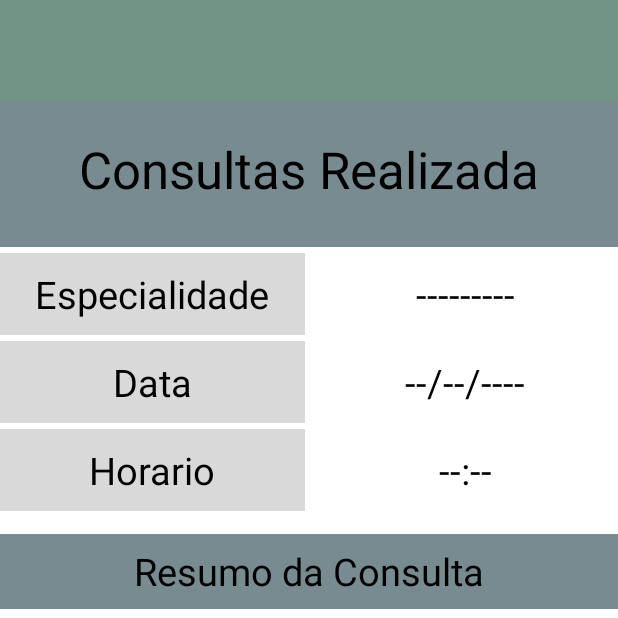
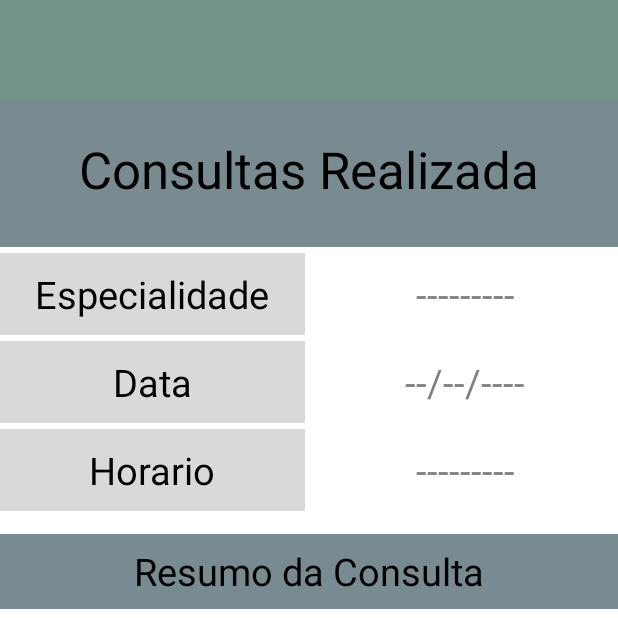
Before and after one commit to Guthox/Ye-Saude, an Android app: the TelaConsultasRealizadas screen opened directly, with no data from a screen before it, on a phone screen of 412 x 824 dp, the top half of it. Run offline under Robolectric (Android 15) with nearby library versions, the phone set to English and light mode, and no system bars.

Commit message:
BD Consultas e começado implementacao com Pagina de Consultas

```diff
--- a/app/src/main/AndroidManifest.xml
+++ b/app/src/main/AndroidManifest.xml
@@ -1,7 +1,7 @@
 <?xml version="1.0" encoding="utf-8"?>
 <manifest xmlns:android="http://schemas.android.com/apk/res/android"
     xmlns:tools="http://schemas.android.com/tools">
-
+    <uses-permission android:name="android.permission.READ_MEDIA_IMAGES" />
     <application
         android:allowBackup="true"
         android:dataExtractionRules="@xml/data_extraction_rules"
--- a/app/src/main/java/com/example/yesaude/BancoGlicose.java
+++ b/app/src/main/java/com/example/yesaude/BancoGlicose.java
@@ -9,7 +9,6 @@ import android.database.sqlite.SQLiteOpenHelper;
 import androidx.annotation.Nullable;
 
 public class BancoGlicose extends SQLiteOpenHelper {
-    // Exemplo de uso
 
     public static final String databaseName = "Glicoses.db";
 
--- a/app/src/main/java/com/example/yesaude/TelaConsultasRealizadas.java
+++ b/app/src/main/java/com/example/yesaude/TelaConsultasRealizadas.java
@@ -1,24 +1,100 @@
 package com.example.yesaude;
 
+import android.app.Activity;
+import android.content.Intent;
+import android.net.Uri;
 import android.os.Bundle;
+import android.view.View;
+import android.view.Window;
+import android.view.WindowManager;
+import android.widget.EditText;
+import android.widget.ImageView;
+import android.widget.TextView;
+import android.widget.Toast;
 
-import androidx.activity.EdgeToEdge;
+import androidx.activity.result.ActivityResultCallback;
+import androidx.activity.result.ActivityResultLauncher;
+import androidx.activity.result.contract.ActivityResultContracts;
 import androidx.appcompat.app.AppCompatActivity;
-import androidx.core.graphics.Insets;
-import androidx.core.view.ViewCompat;
-import androidx.core.view.WindowInsetsCompat;
 
 public class TelaConsultasRealizadas extends AppCompatActivity {
+
+    Uri imagem = null;
+    Activity atividade;
+    private ActivityResultLauncher<String> galleryLauncher;
 
     @Override
     protected void onCreate(Bundle savedInstanceState) {
         super.onCreate(savedInstanceState);
-        EdgeToEdge.enable(this);
         setContentView(R.layout.activity_tela_consultas_realizadas);
-        ViewCompat.setOnApplyWindowInsetsListener(findViewById(R.id.main), (v, insets) -> {
-            Insets systemBars = insets.getInsets(WindowInsetsCompat.Type.systemBars());
-            v.setPadding(systemBars.left, systemBars.top, systemBars.right, systemBars.bottom);
-            return insets;
+
+        atividade = this;
+
+        Window window = this.getWindow();
+        window.addFlags(WindowManager.LayoutParams.FLAG_DRAWS_SYSTEM_BAR_BACKGROUNDS);
+        window.clearFlags(WindowManager.LayoutParams.FLAG_TRANSLUCENT_STATUS);
+        window.setStatusBarColor(this.getResources().getColor(R.color.verdebom));
+
+
+        ImageView salvarFotoBtn = findViewById(R.id.btnSalvarFoto);
+
+        // Inicialize o launcher da galeria
+        galleryLauncher = registerForActivityResult(new ActivityResultContracts.GetContent(),
+                new ActivityResultCallback<Uri>() {
+                    @Override
+                    public void onActivityResult(Uri result) {
+                        if (result != null) {
+                            imagem = result;
+                            Toast toast = Toast.makeText(atividade, "Imagem selecionada", Toast.LENGTH_SHORT);
+                            toast.show();
+                        }
+                        else{
+                            Toast toast = Toast.makeText(atividade, "Nenhuma imagem selecionada", Toast.LENGTH_SHORT);
+                            toast.show();
+                        }
+                    }
+                });
+
+        TextView btnSalvar = findViewById(R.id.Salvar);
+        btnSalvar.setOnClickListener(new View.OnClickListener() {
+            @Override
+            public void onClick(View v) {
+                EditText txEspecialidade = findViewById(R.id.txEspecialidade);
+                EditText txData = findViewById(R.id.txData);
+                EditText txHora = findViewById(R.id.txHora);
+                EditText txResumo = findViewById(R.id.txResumo);
+                EditText txRetorno = findViewById(R.id.txRetorno);
+                String imgStr;
+                if (imagem == null){
+                    imgStr = "";
+                }
+                else{
+                    imgStr = imagem.toString();
+                }
+                BancoConsultas bd = new BancoConsultas(v.getContext());
+                bd.inserir(Info.getUsername(), txEspecialidade.getText().toString(), txData.getText().toString(), txHora.getText().toString(), txResumo.getText().toString(), txRetorno.getText().toString(), imagem.toString());
+                Toast toast = Toast.makeText(v.getContext(), "Consulta adicionada", Toast.LENGTH_SHORT);
+                toast.show();
+                atividade.recreate();
+                txResumo.setText(bd.pegarDados(Info.getUsername()));
+
+//              Pegar a imagem pelo Uri
+//                try {
+//                    // Carregar a imagem correspondente ao Uri
+//                    Bitmap bitmap = MediaStore.Images.Media.getBitmap(getContentResolver(), uri);
+//                    // Exibir a imagem ou fazer o que desejar com ela
+//                    imageView.setImageBitmap(bitmap);
+//                } catch (IOException e) {
+//                    e.printStackTrace();
+//                }
+            }
+        });
+
+        salvarFotoBtn.setOnClickListener(new View.OnClickListener() {
+            @Override
+            public void onClick(View v) {
+                galleryLauncher.launch("image/*");
+            }
         });
     }
 }
--- a/app/src/main/res/layout/activity_tela_consultas_realizadas.xml
+++ b/app/src/main/res/layout/activity_tela_consultas_realizadas.xml
@@ -91,8 +91,8 @@
                     tools:layout_editor_absoluteX="40dp"
                     tools:layout_editor_absoluteY="277dp" />
 
-                <TextView
-                    android:id="@+id/textView4"
+                <EditText
+                    android:id="@+id/txEspecialidade"
                     android:layout_width="0dp"
                     android:layout_height="wrap_content"
                     android:layout_marginLeft="2.5dp"
@@ -100,7 +100,7 @@
                     android:gravity="center"
                     android:paddingTop="10dp"
                     android:paddingBottom="10dp"
-                    android:text="---------"
+                    android:hint="---------"
                     android:textColor="@color/black"
                     android:textSize="25dp"
                     tools:layout_editor_absoluteX="40dp"
@@ -131,8 +131,8 @@
                     tools:layout_editor_absoluteX="40dp"
                     tools:layout_editor_absoluteY="277dp" />
 
-                <TextView
-                    android:id="@+id/textView6"
+                <EditText
+                    android:id="@+id/txData"
                     android:layout_width="0dp"
                     android:layout_height="wrap_content"
                     android:layout_marginLeft="2.5dp"
@@ -140,7 +140,7 @@
                     android:gravity="center"
                     android:paddingTop="10dp"
                     android:paddingBottom="10dp"
-                    android:text="--/--/----"
+                    android:hint="--/--/----"
                     android:textColor="@color/black"
                     android:textSize="25dp"
                     tools:layout_editor_absoluteX="40dp"
@@ -171,8 +171,8 @@
                     tools:layout_editor_absoluteX="40dp"
                     tools:layout_editor_absoluteY="277dp" />
 
-                <TextView
-                    android:id="@+id/textView8"
+                <EditText
+                    android:id="@+id/txHora"
                     android:layout_width="0dp"
                     android:layout_height="wrap_content"
                     android:layout_marginLeft="2.5dp"
@@ -181,7 +181,7 @@
                     android:gravity="center"
                     android:paddingTop="10dp"
                     android:paddingBottom="10dp"
-                    android:text="--:--"
+                    android:hint="---------"
                     android:textColor="@color/black"
                     android:textSize="25dp"
                     tools:layout_editor_absoluteX="40dp"
@@ -207,7 +207,7 @@
                 app:layout_constraintVertical_bias="0.0" />
 
             <EditText
-                android:id="@+id/textView9"
+                android:id="@+id/txResumo"
                 android:layout_width="match_parent"
                 android:layout_height="wrap_content"
                 android:layout_marginLeft="10dp"
@@ -248,7 +248,7 @@
                     tools:layout_editor_absoluteY="277dp" />
 
                 <EditText
-                    android:id="@+id/textView11"
+                    android:id="@+id/txRetorno"
                     android:layout_width="0dp"
                     android:layout_height="wrap_content"
                     android:layout_marginLeft="2.5dp"
@@ -360,7 +360,7 @@
         app:layout_constraintTop_toTopOf="@+id/footer" />
 
     <ImageView
-        android:id="@+id/imageView2"
+        android:id="@+id/btnSalvarFoto"
         android:layout_width="56dp"
         android:layout_height="51dp"
         android:layout_marginStart="178dp"
```
Also changed, not shown: app/src/main/java/com/example/yesaude/BancoConsultas.java (added, +102 -0 lines), app/src/main/java/com/example/yesaude/TelaExames.java (+12 -0 lines).
